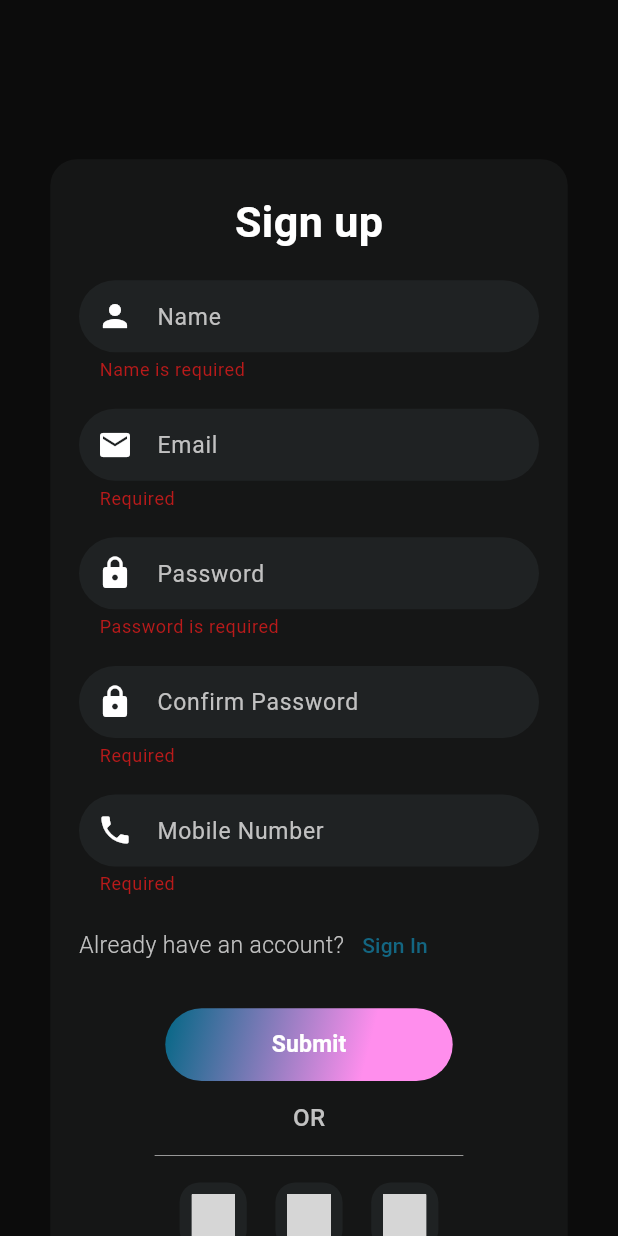
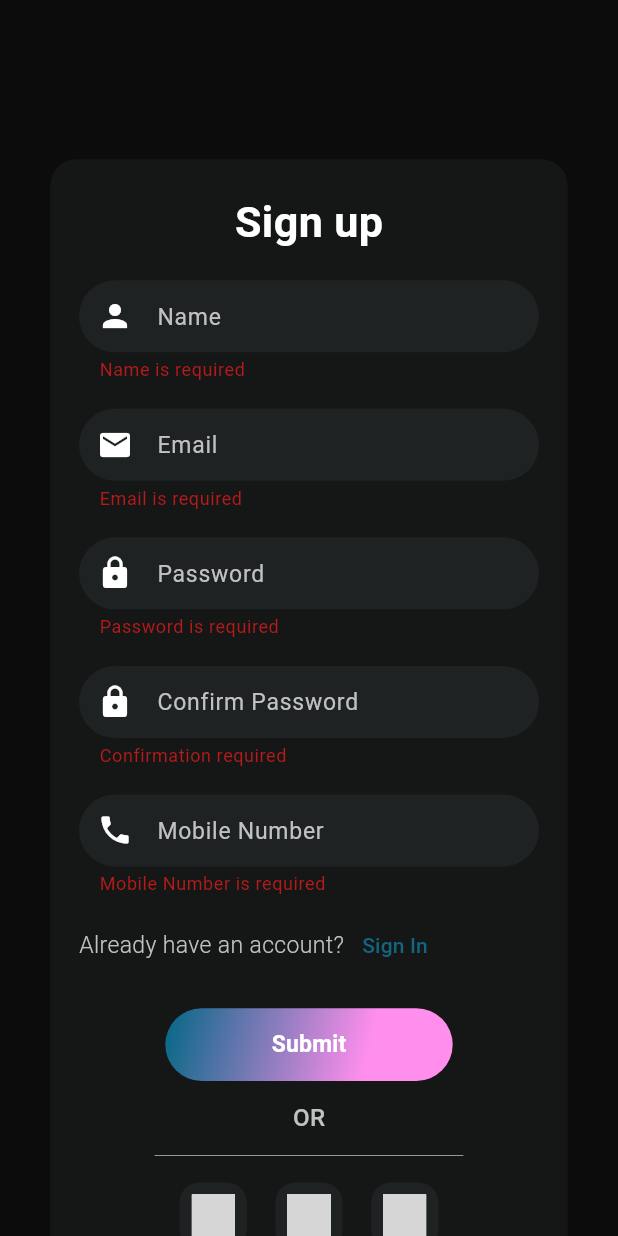
Before and after one commit to ahmednoaman-git/btt, a Flutter app: the screen it shows after launch, after a tap on "Submit", on a phone screen of 412 x 824 dp. Run offline on Flutter 3.47's test engine with Material 3 defaults, Android fonts, the phone set to English and light mode, and no system bars; our stand-ins replace cloud_firestore, dio, dotted_line, firebase_auth, firebase_core, flutter_animate and 8 more; missing offline and left inert: advanced_graphview, animated_check, flutter_polyline_points, gradient_circular_progress_indicator, gradient_icon; accounts and stored records are empty; Roboto replaces fonts that are missing (Nunito); grey boxes are pictures that could not be loaded.

Commit message:
sign up screen modification

```diff
--- a/lib/view/screens/sign_up.dart
+++ b/lib/view/screens/sign_up.dart
@@ -74,7 +74,7 @@ class _SignUpPageState extends State<SignUpPage> {
                         hintText: 'Email',
                         validator: (value) {
                           if (value == null || value == '') {
-                            return 'Required';
+                            return 'Email is required';
                           }
                           return null;
                         },
@@ -99,7 +99,7 @@ class _SignUpPageState extends State<SignUpPage> {
                         hintText: 'Confirm Password',
                         validator: (value) {
                           if (value == null || value == '') {
-                            return 'Required';
+                            return 'Confirmation required';
                           }
                           return null;
                         },
@@ -115,7 +115,7 @@ class _SignUpPageState extends State<SignUpPage> {
                         keyboardType: TextInputType.number,
                         validator: (value) {
                           if (value == null || value == '') {
-                            return 'Required';
+                            return 'Mobile Number is required';
                           }
                           return null;
                         },
```
